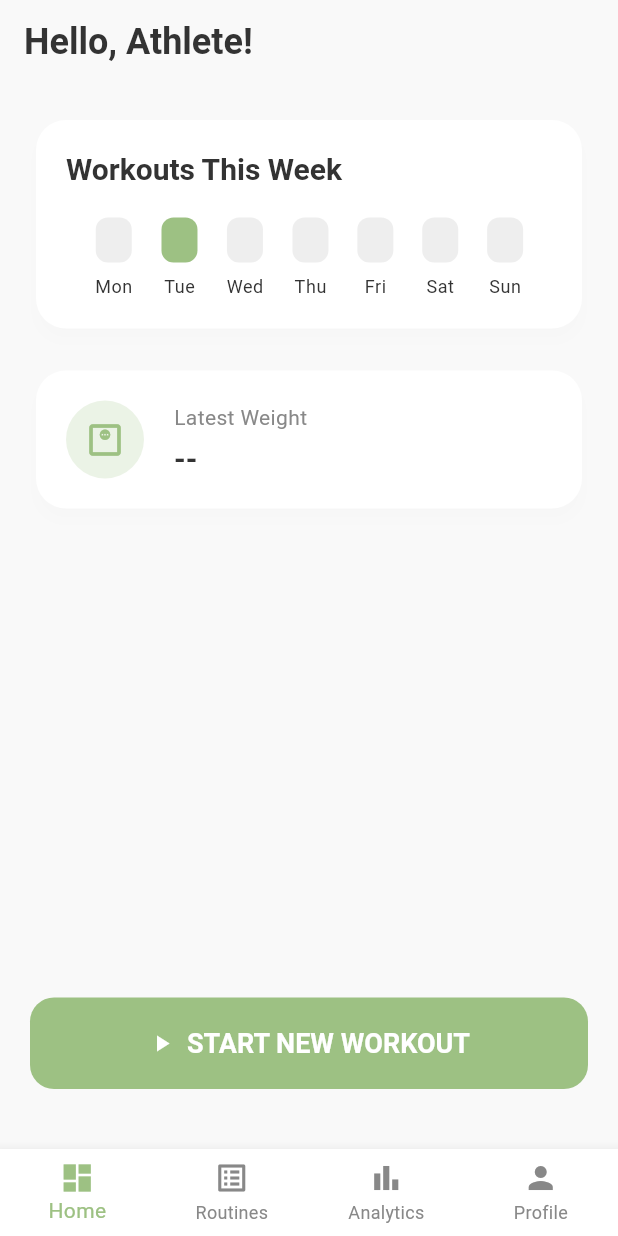
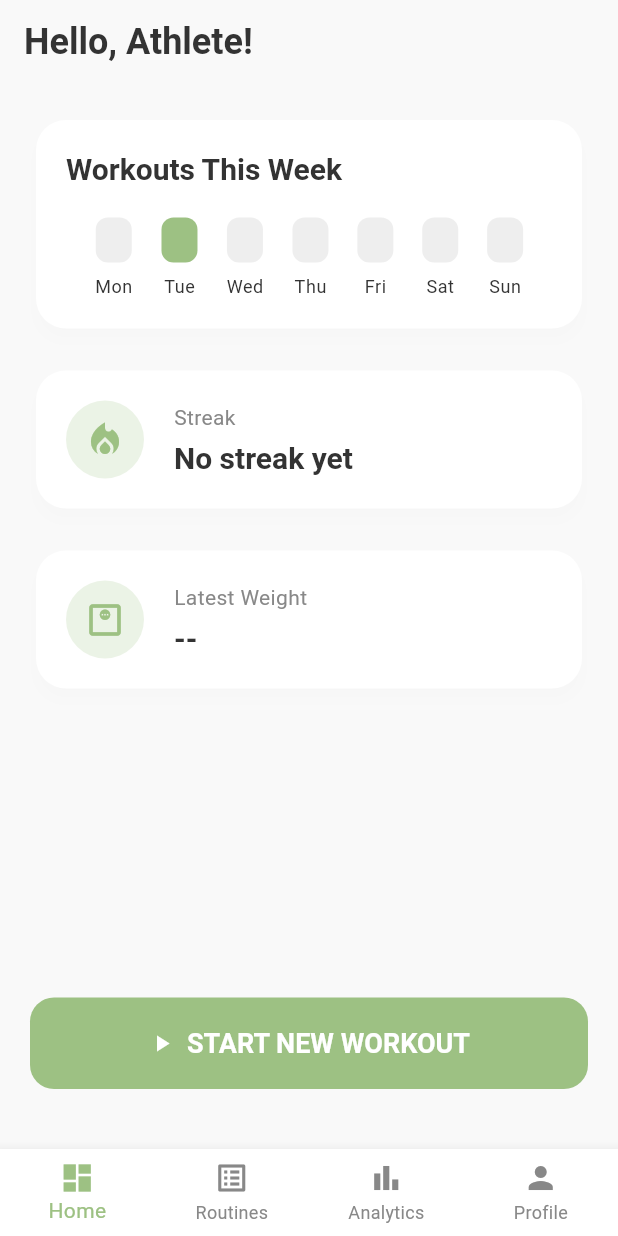
Before and after one commit to AyoubAlswida/Gym-Workout-Progress-Tracking, a Flutter app: the screen it shows after launch, on a phone screen of 412 x 824 dp. Run offline on Flutter 3.47's test engine with Material 3 defaults, Android fonts, the phone set to English and light mode, and no system bars; our stand-ins replace fl_chart, shared_preferences, sqflite, sqflite_common_ffi; accounts and stored records are empty.

Commit message:
feat: weekly workout streak on dashboard
Co-Authored-By: Claude Fable 5 <noreply@anthropic.com>

```diff
--- /dev/null
+++ b/lib/core/utils/streak_calculator.dart
@@ -0,0 +1,29 @@
+/// Number of consecutive calendar weeks (Mon–Sun), ending at the current
+/// week, that each contain at least one workout.
+///
+/// Grace rule: a current week with no workout yet does not break the streak —
+/// it only breaks once a full week passes with zero workouts.
+int computeWeeklyStreak(List<DateTime> sessionDates, DateTime now) {
+  if (sessionDates.isEmpty) return 0;
+
+  DateTime weekStartOf(DateTime d) {
+    final day = DateTime(d.year, d.month, d.day);
+    return day.subtract(Duration(days: day.weekday - 1));
+  }
+
+  final trainedWeeks = sessionDates.map(weekStartOf).toSet();
+  final currentWeek = weekStartOf(now);
+
+  // Start counting from this week if trained, otherwise from last week
+  // (the grace week). A gap of two or more weeks means no active streak.
+  var week = trainedWeeks.contains(currentWeek)
+      ? currentWeek
+      : currentWeek.subtract(const Duration(days: 7));
+
+  var streak = 0;
+  while (trainedWeeks.contains(week)) {
+    streak++;
+    week = week.subtract(const Duration(days: 7));
+  }
+  return streak;
+}
--- a/lib/l10n/app_ar.arb
+++ b/lib/l10n/app_ar.arb
@@ -10,6 +10,8 @@
   "helloAthlete": "أهلاً أيها البطل!",
   "workoutsThisWeek": "تمارين هذا الأسبوع",
   "latestWeight": "آخر وزن",
+  "streak": "سلسلة الالتزام",
+  "weekStreak": "{count, plural, =0{لا توجد سلسلة بعد} =1{سلسلة أسبوع واحد} =2{سلسلة أسبوعين} few{سلسلة {count} أسابيع} other{سلسلة {count} أسبوعاً}}",
   "startNewWorkout": "ابدأ تمريناً جديداً",
   "quickWorkout": "تمرين سريع",
 
--- a/lib/l10n/app_en.arb
+++ b/lib/l10n/app_en.arb
@@ -10,6 +10,13 @@
   "helloAthlete": "Hello, Athlete!",
   "workoutsThisWeek": "Workouts This Week",
   "latestWeight": "Latest Weight",
+  "streak": "Streak",
+  "weekStreak": "{count, plural, =0{No streak yet} =1{1-week streak} other{{count}-week streak}}",
+  "@weekStreak": {
+    "placeholders": {
+      "count": {"type": "int"}
+    }
+  },
   "startNewWorkout": "START NEW WORKOUT",
   "quickWorkout": "Quick Workout",
 
--- a/lib/l10n/gen/app_localizations.dart
+++ b/lib/l10n/gen/app_localizations.dart
@@ -145,6 +145,18 @@ abstract class AppLocalizations {
   /// In en, this message translates to:
   /// **'Latest Weight'**
   String get latestWeight;
+
+  /// No description provided for @streak.
+  ///
+  /// In en, this message translates to:
+  /// **'Streak'**
+  String get streak;
+
+  /// No description provided for @weekStreak.
+  ///
+  /// In en, this message translates to:
+  /// **'{count, plural, =0{No streak yet} =1{1-week streak} other{{count}-week streak}}'**
+  String weekStreak(int count);
 
   /// No description provided for @startNewWorkout.
   ///
--- a/lib/l10n/gen/app_localizations_en.dart
+++ b/lib/l10n/gen/app_localizations_en.dart
@@ -31,6 +31,21 @@ class AppLocalizationsEn extends AppLocalizations {
 
   @override
   String get latestWeight => 'Latest Weight';
+
+  @override
+  String get streak => 'Streak';
+
+  @override
+  String weekStreak(int count) {
+    String _temp0 = intl.Intl.pluralLogic(
+      count,
+      locale: localeName,
+      other: '$count-week streak',
+      one: '1-week streak',
+      zero: 'No streak yet',
+    );
+    return '$_temp0';
+  }
 
   @override
   String get startNewWorkout => 'START NEW WORKOUT';
--- a/lib/viewmodels/workout_viewmodel.dart
+++ b/lib/viewmodels/workout_viewmodel.dart
@@ -1,4 +1,5 @@
 import 'package:flutter/foundation.dart';
+import '../core/utils/streak_calculator.dart';
 import '../models/workout_session.dart';
 import '../repositories/workout_repository.dart';
 
@@ -21,6 +22,12 @@ class WorkoutViewModel extends ChangeNotifier {
     notifyListeners();
   }
 
+  /// Consecutive training weeks ending now — the dashboard streak card.
+  int get weeklyStreak => computeWeeklyStreak(
+        _sessions.map((s) => DateTime.parse(s.date)).toList(),
+        DateTime.now(),
+      );
+
   // Used for the bar chart showing completed workouts this week
   int get workoutsCompletedThisWeek {
     final now = DateTime.now();
--- a/lib/views/dashboard/dashboard_screen.dart
+++ b/lib/views/dashboard/dashboard_screen.dart
@@ -79,6 +79,12 @@ class DashboardScreen extends StatelessWidget {
               ),
               const SizedBox(height: 20),
               MetricCard(
+                title: l10n.streak,
+                value: l10n.weekStreak(workoutVM.weeklyStreak),
+                icon: Icons.local_fire_department,
+              ),
+              const SizedBox(height: 20),
+              MetricCard(
                 title: l10n.latestWeight,
                 value: profileVM.latestMeasurement != null
                     ? '${profileVM.latestMeasurement!.bodyWeight.toStringAsFixed(1)} '
```
Also changed, not shown: lib/l10n/gen/app_localizations_ar.dart (+17 -0 lines), 1 other file.
